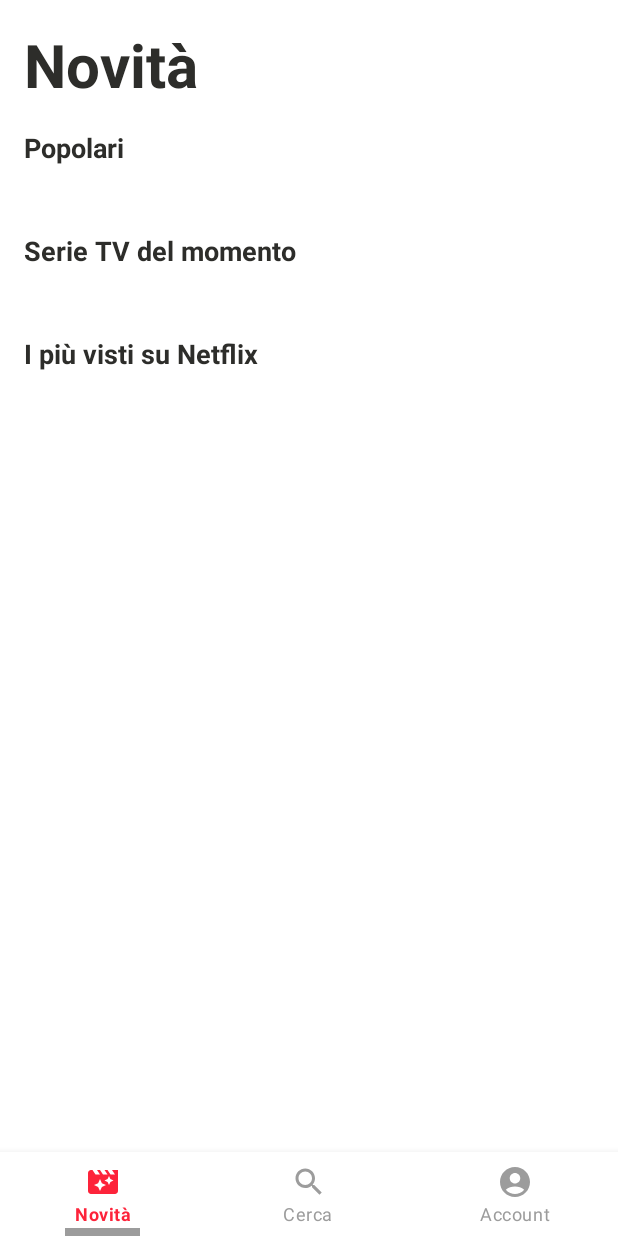
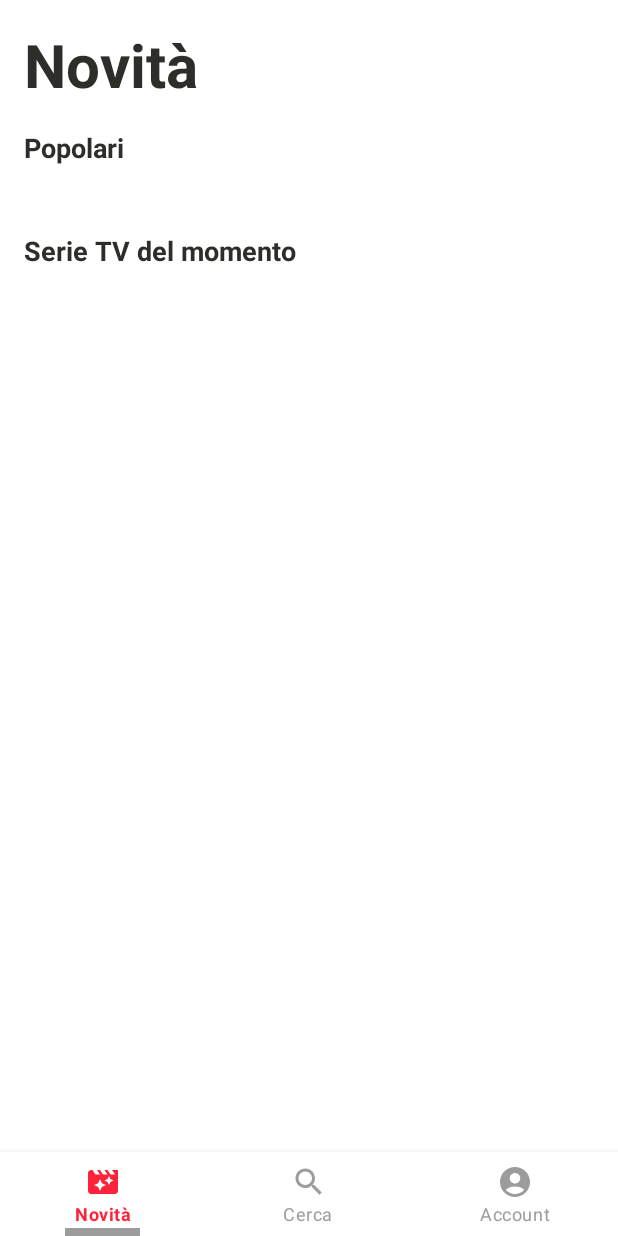
Before and after one commit to vincdimeo/The-Movie-DB, an Android app: the screen it shows after launch (MainActivity), on a phone screen of 412 x 824 dp. Run offline under Robolectric (Android 15) with nearby library versions, the phone set to English and light mode, and no system bars; 1 statement that could not run was skipped.

Commit message:
Rimosso netflix dalla home

```diff
--- a/Android/app/src/main/java/com/example/themoviedb/GUI/RegisterActivity.java
+++ b/Android/app/src/main/java/com/example/themoviedb/GUI/RegisterActivity.java
@@ -9,7 +9,6 @@ import android.view.View;
 import android.widget.AdapterView;
 import android.widget.Button;
 import android.widget.EditText;
-import android.widget.ProgressBar;
 import android.widget.Spinner;
 import android.widget.TextView;
 import android.widget.Toast;
@@ -17,17 +16,14 @@ import android.widget.Toast;
 import androidx.appcompat.app.AppCompatActivity;
 
 import com.example.themoviedb.Adapters.SpinnerAdapter;
-import com.example.themoviedb.Classes.ClientThread;
 import com.example.themoviedb.MainActivity;
 import com.example.themoviedb.R;
 import com.google.android.material.floatingactionbutton.FloatingActionButton;
 
-import java.io.BufferedReader;
 import java.io.BufferedWriter;
 import java.io.ByteArrayOutputStream;
 import java.io.IOException;
 import java.io.InputStream;
-import java.io.InputStreamReader;
 import java.io.OutputStreamWriter;
 import java.net.InetAddress;
 import java.net.Socket;
@@ -35,7 +31,6 @@ import java.net.Socket;
 
 public class RegisterActivity extends AppCompatActivity implements AdapterView.OnItemSelectedListener {
 
-    private TextView impostazioniTitolo;
     private EditText username, password;
     private Button registraBtn;
     private FloatingActionButton backBtn;
@@ -48,7 +43,6 @@ public class RegisterActivity extends AppCompatActivity implements AdapterView.O
         super.onCreate(savedInstanceState);
         setContentView(R.layout.activity_register);
 
-        impostazioniTitolo = findViewById(R.id.impostazioniTitolo);
         username = findViewById(R.id.username);
         password = findViewById(R.id.password);
         registraBtn = findViewById(R.id.registraBtn);
--- a/Android/app/src/main/java/com/example/themoviedb/GUI/ReleasesFragment.java
+++ b/Android/app/src/main/java/com/example/themoviedb/GUI/ReleasesFragment.java
@@ -27,9 +27,9 @@ import java.util.List;
 
 public class ReleasesFragment extends Fragment {
 
-    private RecyclerView popolariRV, serieRV, netflixRV;
-    private MediaAdapter popularAdapter, upcomingAdapter, latestAdapter;
-    private TextView releasesTitolo, popolariLbl, serieLbl, netflixLbl;
+    private RecyclerView popolariRV, serieRV;
+    private MediaAdapter popularAdapter, upcomingAdapter;
+    private TextView releasesTitolo, popolariLbl, serieLbl;
 
     public ReleasesFragment() {
         // Required empty public constructor
@@ -81,9 +81,6 @@ public class ReleasesFragment extends Fragment {
         serieLbl = view.findViewById(R.id.serieTV);
         serieRV = view.findViewById(R.id.serieRV);
         serieRV.setHasFixedSize(true);
-        netflixLbl = view.findViewById(R.id.netflix);
-        netflixRV = view.findViewById(R.id.netflixRV);
-        netflixRV.setHasFixedSize(true);
 
         LinearLayoutManager ll1 = new LinearLayoutManager(this.getContext());
         ll1.setOrientation(LinearLayoutManager.HORIZONTAL);
@@ -96,7 +93,6 @@ public class ReleasesFragment extends Fragment {
 
         popolariRV.setLayoutManager(ll1);
         serieRV.setLayoutManager(ll2);
-        netflixRV.setLayoutManager(ll3);
 
         switch (MainActivity.tema) {
             case "Nessuno":
@@ -135,39 +131,33 @@ public class ReleasesFragment extends Fragment {
         releasesTitolo.setTextColor(getResources().getColor(R.color.accentColor1_Tritanopia));
         popolariLbl.setTextColor(getResources().getColor(R.color.accentColor1_Tritanopia));
         serieLbl.setTextColor(getResources().getColor(R.color.accentColor1_Tritanopia));
-        netflixLbl.setTextColor(getResources().getColor(R.color.accentColor1_Tritanopia));
     }
 
     private void setTemaDaltonismo() {
         releasesTitolo.setTextColor(getResources().getColor(R.color.accentColor1_Daltonismo));
         popolariLbl.setTextColor(getResources().getColor(R.color.accentColor1_Daltonismo));
         serieLbl.setTextColor(getResources().getColor(R.color.accentColor1_Daltonismo));
-        netflixLbl.setTextColor(getResources().getColor(R.color.accentColor1_Daltonismo));
     }
 
     private void setTemaProtanopia() {
         releasesTitolo.setTextColor(getResources().getColor(R.color.accentColor1_Protanopia));
         popolariLbl.setTextColor(getResources().getColor(R.color.accentColor1_Protanopia));
         serieLbl.setTextColor(getResources().getColor(R.color.accentColor1_Protanopia));
-        netflixLbl.setTextColor(getResources().getColor(R.color.accentColor1_Protanopia));
     }
 
     private void setTemaGreyScale() {
         releasesTitolo.setTextColor(getResources().getColor(R.color.accentColor1_GreyScale));
         popolariLbl.setTextColor(getResources().getColor(R.color.accentColor1_GreyScale));
         serieLbl.setTextColor(getResources().getColor(R.color.accentColor1_GreyScale));
-        netflixLbl.setTextColor(getResources().getColor(R.color.accentColor1_GreyScale));
     }
 
     private void increaseText() {
         popolariLbl.setTextSize(TypedValue.COMPLEX_UNIT_PX, getResources().getDimension(R.dimen.label_large));
         serieLbl.setTextSize(TypedValue.COMPLEX_UNIT_PX, getResources().getDimension(R.dimen.label_large));
-        netflixLbl.setTextSize(TypedValue.COMPLEX_UNIT_PX, getResources().getDimension(R.dimen.label_large));
     }
 
     private void setTemaDefault() {
         popolariLbl.setTextSize(TypedValue.COMPLEX_UNIT_PX, getResources().getDimension(R.dimen.label_dimen));
         serieLbl.setTextSize(TypedValue.COMPLEX_UNIT_PX, getResources().getDimension(R.dimen.label_dimen));
-        netflixLbl.setTextSize(TypedValue.COMPLEX_UNIT_PX, getResources().getDimension(R.dimen.label_dimen));
     }
 }
--- a/Android/app/src/main/res/layout/fragment_releases.xml
+++ b/Android/app/src/main/res/layout/fragment_releases.xml
@@ -87,33 +87,6 @@
                 app:layout_constraintStart_toStartOf="parent"
                 app:layout_constraintTop_toBottomOf="@+id/serieTV" />
 
-            <TextView
-                android:id="@+id/netflix"
-                android:layout_width="0dp"
-                android:layout_height="wrap_content"
-                android:layout_marginStart="16dp"
-                android:layout_marginTop="32dp"
-                android:text="I più visti su Netflix"
-                android:textColor="@color/black"
-                android:textSize="@dimen/label_dimen"
-                android:textStyle="bold"
-                app:layout_constraintStart_toStartOf="parent"
-                app:layout_constraintTop_toBottomOf="@id/serieRV" />
-
-            <androidx.recyclerview.widget.RecyclerView
-                android:id="@+id/netflixRV"
-                android:layout_width="0dp"
-                android:layout_height="wrap_content"
-                android:layout_marginStart="16dp"
-                android:layout_marginTop="8dp"
-                android:layout_marginEnd="16dp"
-                android:scrollbarStyle="insideInset"
-                android:scrollbars="horizontal"
-                app:layout_constraintEnd_toEndOf="parent"
-                app:layout_constraintHorizontal_bias="0.0"
-                app:layout_constraintStart_toStartOf="parent"
-                app:layout_constraintTop_toBottomOf="@+id/netflix" />
-
         </androidx.constraintlayout.widget.ConstraintLayout>
     </ScrollView>
 
```
Also changed, not shown: Android/app/src/main/java/com/example/themoviedb/Classes/ClientThread.java (deleted, +0 -70 lines), 2 other files.
